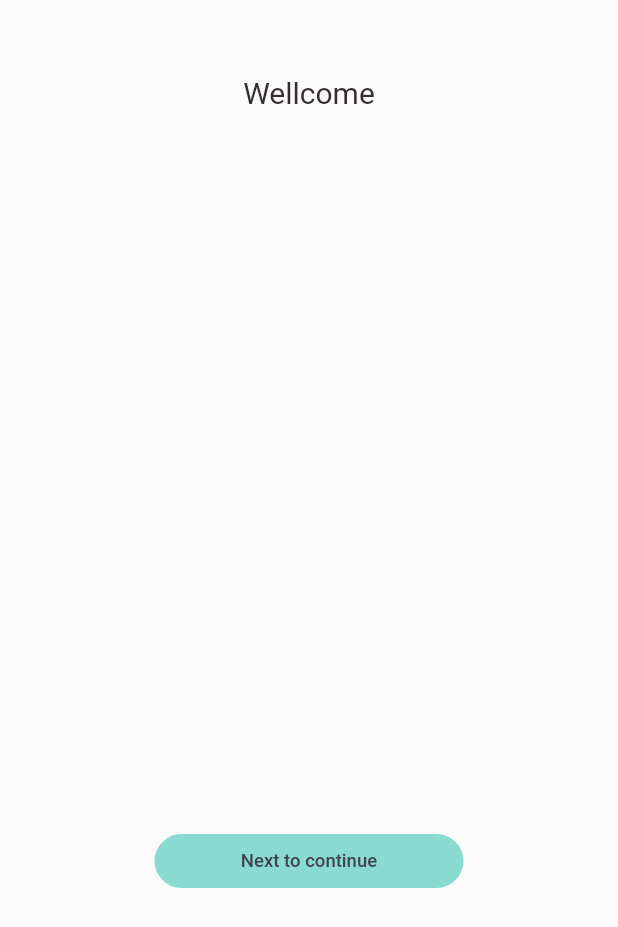
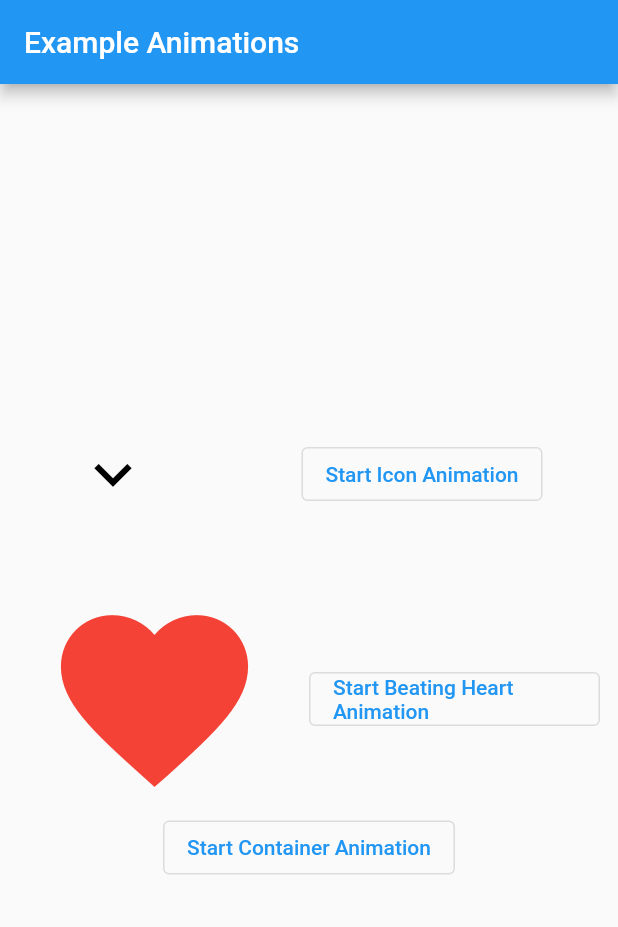
Before and after one commit to hoangtienbo001/my_demo_flutter, a Flutter app: the screen it shows after launch, on a phone screen of 412 x 824 dp. Shown: the top 927 px of the screen. Run offline on Flutter 3.47's test engine with Material 2 defaults, Android fonts, the phone set to English and light mode, and no system bars; our stand-ins replace carousel_pro; Roboto replaces fonts that are missing (HelveticaNeue).

Commit message:
try animations

```diff
--- a/lib/screems/startScreen/start1.dart
+++ b/lib/screems/startScreen/start1.dart
@@ -1,58 +1,149 @@
-import 'package:demo1_flutter/screems/startScreen/start2.dart';
-import 'package:demo1_flutter/widgets/big_text.dart';
+import 'package:flutter/cupertino.dart';
 import 'package:flutter/material.dart';
 import 'package:flutter/src/widgets/container.dart';
 import 'package:flutter/src/widgets/framework.dart';
 
-import '../../static/colors.dart';
-import '../../utils/theme.dart';
+import 'ani.dart';
 
-class Start1 extends StatelessWidget {
+class Start1 extends StatefulWidget {
   const Start1({super.key});
 
   @override
+  State<Start1> createState() => _Start1State();
+}
+
+class _Start1State extends State<Start1> with TickerProviderStateMixin {
+  late Animation _arrowAniation, _heartAnimation;
+  late AnimationController _arrowAnimationController, _heartAnimationController;
+
+  @override
+  void initState() {
+    super.initState();
+    _arrowAnimationController =
+        AnimationController(vsync: this, duration: Duration(milliseconds: 300));
+    _arrowAniation =
+        Tween(begin: 0.0, end: 3.14).animate(_arrowAnimationController);
+
+    //
+    _heartAnimationController = AnimationController(
+        vsync: this, duration: Duration(milliseconds: 1200));
+    _heartAnimation = Tween(begin: 150.0, end: 170.0).animate(CurvedAnimation(
+        curve: Curves.bounceOut, parent: _heartAnimationController));
+
+    _heartAnimationController.addStatusListener((AnimationStatus status) {
+      if (status == AnimationStatus.completed) {
+        _heartAnimationController.repeat();
+      }
+    });
+  }
+
+    @override
+  void dispose() {
+    super.dispose();
+    _arrowAnimationController?.dispose();
+    _heartAnimationController?.dispose();
+  }
+
+@override
   Widget build(BuildContext context) {
-    final size = context.screenSize;
+    return Scaffold(
+      appBar: AppBar(
+        title: Text('Example Animations'),
+      ),
+      body: Column(
+        mainAxisAlignment: MainAxisAlignment.center,
+        children: <Widget>[
+          firstChild(),
+          SizedBox(
+            height: 50.0,
+          ),
+          secondChild(),
+                    OutlinedButton(
+            // color: Colors.white,
+            // textColor: Colors.black,
+            // padding: const EdgeInsets.all(12.0),
+            child: Text('Start Container Animation'),
+            onPressed: () {
+              Navigator.push(context,
+                  MaterialPageRoute(builder: (context) => AnimatedScreen()));
+            },
+            // splashColor: Colors.red,
+          )
+        ],
+      ),
+    );
+}
 
-    return Scaffold(
-      body: Column(children: [
-        // Header(),
-        Padding(
-          padding: const EdgeInsets.only(top: 50),
-          child: Container(
-            height: 500,
-            child: BigText(text: 'Wellcome'),
+  Widget secondChild() {
+    return Row(
+      mainAxisAlignment: MainAxisAlignment.spaceAround,
+      children: <Widget>[
+        Expanded(
+          child: AnimatedBuilder(
+            animation: _heartAnimationController,
+            builder: (context, child) {
+              return Center(
+                child: Container(
+                  child: Center(
+                    child: Icon(
+                      Icons.favorite,
+                      color: Colors.red,
+                      size: _heartAnimation.value,
+                    ),
+                  ),
+                ),
+              );
+            },
           ),
         ),
-        Align(
-          alignment: const Alignment(0.0, 1.0),
-          child: ElevatedButton(
-            onPressed: () {
-              Navigator.of(context).pushNamed('$Start2');
-            },
-            child: Text('Next to continue'),
-            style: ButtonStyle(
-              backgroundColor: MaterialStateProperty.all(AppColors.mainColor),
-              shape: MaterialStateProperty.all(
-                RoundedRectangleBorder(
-                  borderRadius: BorderRadius.circular(38),
-                ),
-              ),
-              elevation: MaterialStateProperty.all(0),
-              fixedSize: MaterialStateProperty.all(
-                Size(
-                  size.width * 0.5,
-                  size.height * 0.01,
-                ),
-              ),
-              foregroundColor: MaterialStateProperty.all(kColorDarkGrey),
-              textStyle: MaterialStateProperty.all(
-                PrimaryFont.medium(size.height * 0.015),
-              ),
+        Expanded(
+          child: Padding(
+            padding: const EdgeInsets.only(right: 12.0),
+            child: OutlinedButton(
+              // padding: const EdgeInsets.all(12.0),
+              // color: Colors.white,
+              // textColor: Colors.black,
+              child: Text('Start Beating Heart Animation'),
+              onPressed: () {
+                _heartAnimationController.forward();
+              },
+              // splashColor: Colors.red,
             ),
           ),
         )
-      ]),
+      ],
+    );
+  }
+
+
+  Widget firstChild() {
+    return Row(
+      mainAxisAlignment: MainAxisAlignment.spaceAround,
+      children: <Widget>[
+        AnimatedBuilder(
+          animation: _arrowAnimationController,
+          builder: (context, child) => Transform.rotate(
+            angle: _arrowAniation.value,
+            child: Icon(
+              Icons.expand_more,
+              size: 50.0,
+              color: Colors.black,
+            ),
+          ),
+        ),
+        OutlinedButton(
+          // color: Colors.white,
+          // textColor: Colors.black,
+          // padding: const EdgeInsets.all(12.0),
+          child: Text('Start Icon Animation'),
+          onPressed: () {
+            _arrowAnimationController.isCompleted
+                ? _arrowAnimationController.reverse()
+                : _arrowAnimationController.forward();
+          },
+          // splashColor: Colors.red,
+        )
+      ],
     );
   }
 }
```
Also changed, not shown: lib/screems/dashboard/dashboard.dart (+28 -1 lines), lib/screems/dashboard/widgets/banner.dart (+7 -14 lines), lib/screems/startScreen/ani.dart (added, +66 -0 lines).
